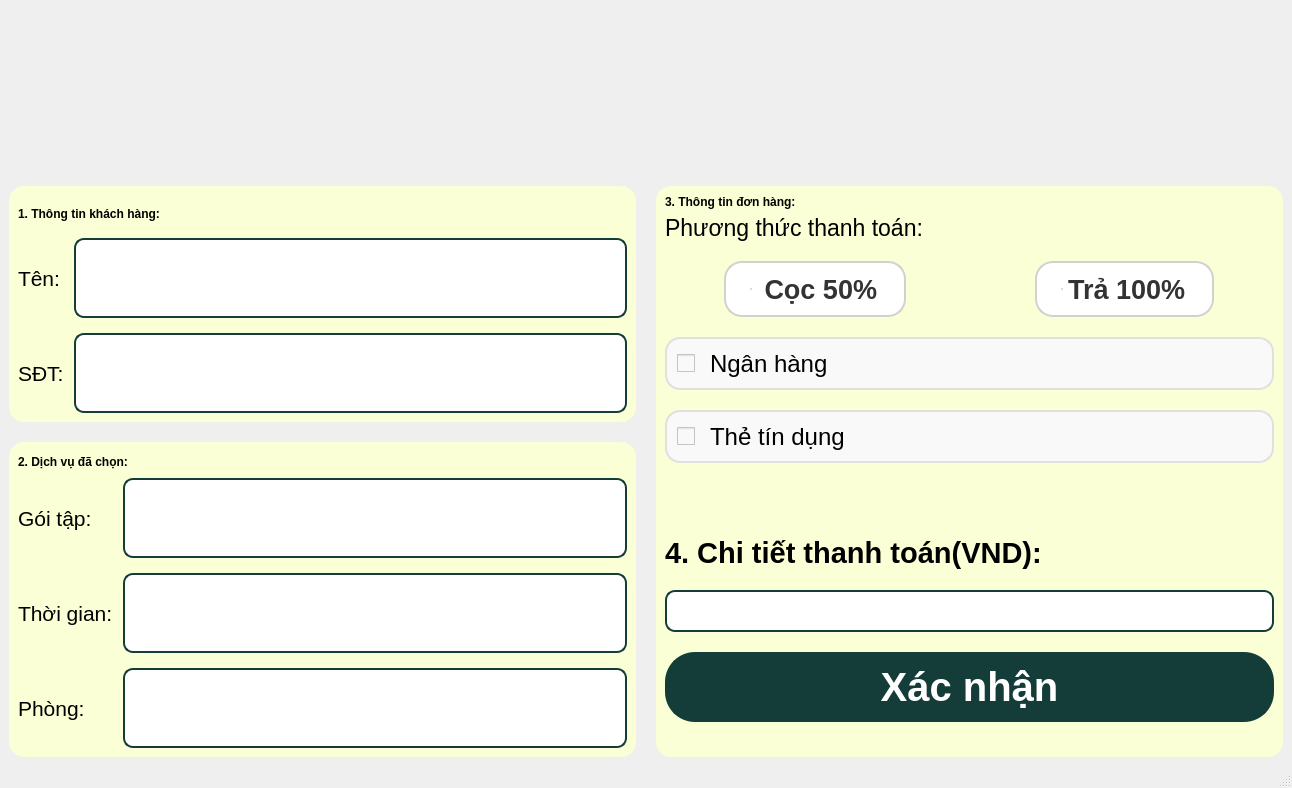
Old version of the form ui/payment/payment.ui in the repository nguyenbphan12001-rimzy/Do-an-cuoi-ki-Nhom8_KTLT.
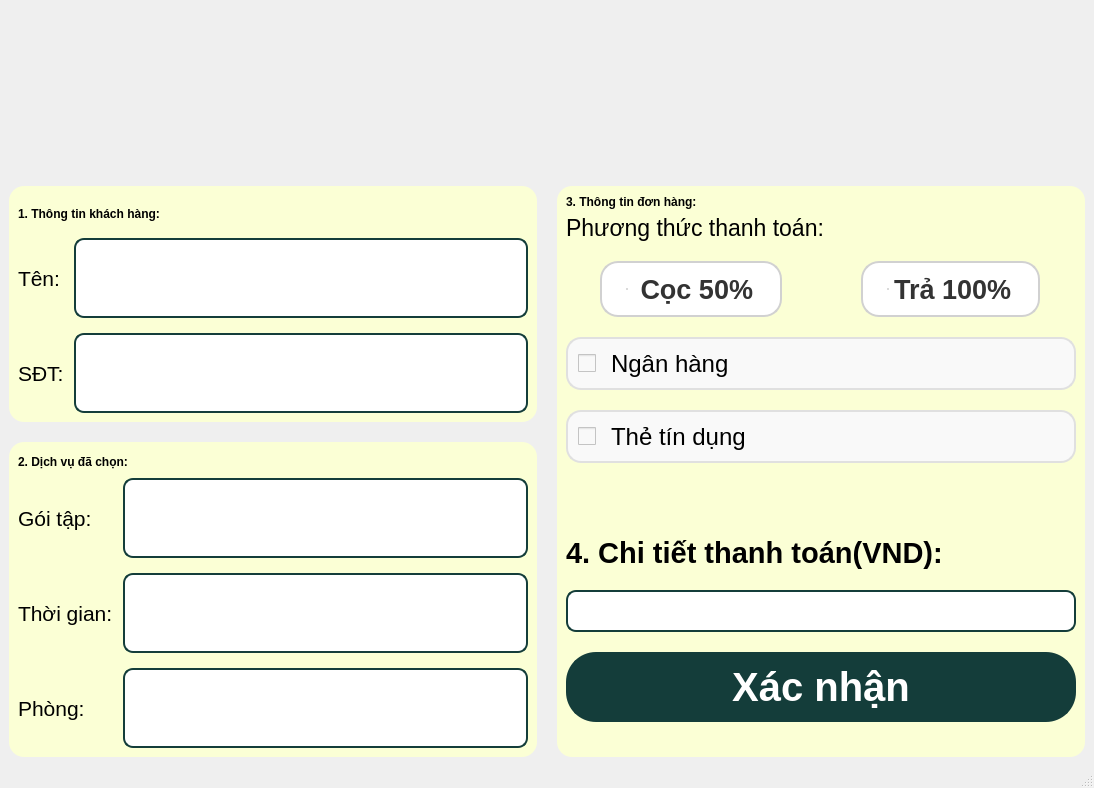
New version of the form. Icons and pictures are not drawn.

Diff of the .ui file:
```diff
--- a/ui/payment/payment.ui
+++ b/ui/payment/payment.ui
@@ -6,7 +6,7 @@
    <rect>
     <x>0</x>
     <y>0</y>
-    <width>1292</width>
+    <width>1094</width>
     <height>788</height>
    </rect>
   </property>
```
Left out of the diff: 4 changed lines with no effect on the pictures.
